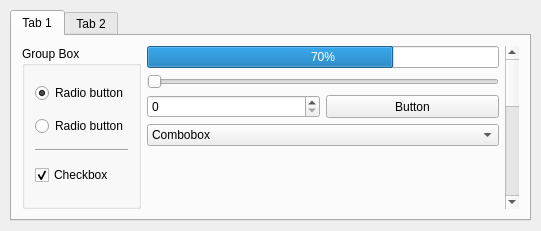
mgottschlag/kwin-tiling, file kcontrol/style/stylepreview.ui: the form before one commit.
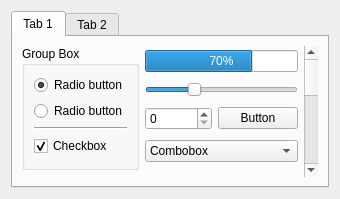
The form after the commit.

Commit message:
Fix sizing/spacing in style preview
The style preview did not accurately reflect the choosen style:
* spacing of radio/check box widgets could be wrong because of
  a missing spacer
* spin box and push button were forced to be equal size, even
  if with some styles they are not (e.g. Plastique)
* margins and spacings were not taken from the style, but hard
  coded into the preview

Patch:
```diff
--- a/kcontrol/style/stylepreview.ui
+++ b/kcontrol/style/stylepreview.ui
@@ -1,15 +1,7 @@
 <ui version="4.0" >
  <class>StylePreview</class>
- <widget class="QWidget" name="StylePreview" >
-  <property name="geometry" >
-   <rect>
-    <x>0</x>
-    <y>0</y>
-    <width>541</width>
-    <height>231</height>
-   </rect>
-  </property>
-  <layout class="QVBoxLayout" >
+ <widget class="QWidget" name="StylePreview">
+  <layout class="QVBoxLayout">
    <item>
     <widget class="QTabWidget" name="TabWidget2" >
      <property name="sizePolicy" >
@@ -29,14 +21,16 @@
        <item>
         <layout class="QHBoxLayout" >
          <item>
-          <widget class="QGroupBox" name="GroupBox1" >
-           <property name="title" >
+          <layout class="QVBoxLayout" name="verticalLayout">
+           <item>
+            <widget class="QGroupBox" name="GroupBox1">
+             <property name="title">
             <string>Group Box</string>
            </property>
-           <layout class="QVBoxLayout" >
+             <layout class="QVBoxLayout" name="_2">
             <item>
-             <widget class="QRadioButton" name="RadioButton1" >
-              <property name="text" >
+               <widget class="QRadioButton" name="RadioButton1">
+                <property name="text">
                <string>Radio button</string>
               </property>
               <property name="checked" >
@@ -45,15 +39,15 @@
              </widget>
             </item>
             <item>
-             <widget class="QRadioButton" name="RadioButton2" >
-              <property name="text" >
+               <widget class="QRadioButton" name="RadioButton2">
+                <property name="text">
                <string>Radio button</string>
               </property>
              </widget>
             </item>
             <item>
-             <widget class="Line" name="Line1" >
-              <property name="frameShape" >
+               <widget class="Line" name="Line1">
+                <property name="frameShape">
                <enum>QFrame::HLine</enum>
               </property>
               <property name="frameShadow" >
@@ -62,8 +56,8 @@
              </widget>
             </item>
             <item>
-             <widget class="QCheckBox" name="CheckBox1" >
-              <property name="text" >
+               <widget class="QCheckBox" name="CheckBox1">
+                <property name="text">
                <string>Checkbox</string>
               </property>
               <property name="checked" >
@@ -78,69 +72,45 @@
           </widget>
          </item>
          <item>
-          <layout class="QVBoxLayout" >
+            <spacer name="verticalSpacer">
+             <property name="orientation">
+              <enum>Qt::Vertical</enum>
+             </property>
+            </spacer>
+           </item>
+          </layout>
+         </item>
            <item>
-            <widget class="QProgressBar" name="ProgressBar1" >
-             <property name="value" >
+          <layout class="QVBoxLayout">
+           <item>
+            <widget class="QProgressBar" name="ProgressBar1">
+             <property name="value">
               <number>70</number>
              </property>
             </widget>
            </item>
            <item>
-            <widget class="QSlider" name="Slider1" >
-             <property name="orientation" >
+            <widget class="QSlider" name="Slider1">
+             <property name="value">
+              <number>30</number>
+             </property>
+             <property name="orientation">
               <enum>Qt::Horizontal</enum>
              </property>
             </widget>
            </item>
            <item>
-            <layout class="QHBoxLayout" >
+            <layout class="QHBoxLayout">
              <item>
-              <widget class="QSpinBox" name="SpinBox1" >
-               <property name="sizePolicy" >
-                <sizepolicy vsizetype="Fixed" hsizetype="MinimumExpanding" >
-                 <horstretch>1</horstretch>
-                 <verstretch>0</verstretch>
-                </sizepolicy>
-               </property>
-               <property name="minimumSize" >
-                <size>
-                 <width>0</width>
-                 <height>0</height>
-                </size>
-               </property>
-               <property name="maximumSize" >
-                <size>
-                 <width>200</width>
-                 <height>32767</height>
-                </size>
-               </property>
-               <property name="maximum" >
+              <widget class="QSpinBox" name="SpinBox1">
+               <property name="maximum">
                 <number>999999</number>
                </property>
               </widget>
              </item>
              <item>
-              <widget class="QPushButton" name="PushButton1" >
-               <property name="sizePolicy" >
-                <sizepolicy vsizetype="Fixed" hsizetype="MinimumExpanding" >
-                 <horstretch>1</horstretch>
-                 <verstretch>0</verstretch>
-                </sizepolicy>
-               </property>
-               <property name="minimumSize" >
-                <size>
-                 <width>0</width>
-                 <height>0</height>
-                </size>
-               </property>
-               <property name="maximumSize" >
-                <size>
-                 <width>200</width>
-                 <height>32767</height>
-                </size>
-               </property>
-               <property name="text" >
+              <widget class="QPushButton" name="PushButton1">
+               <property name="text">
                 <string>Button</string>
                </property>
               </widget>
@@ -148,7 +118,7 @@
             </layout>
            </item>
            <item>
-            <widget class="QComboBox" name="ComboBox1" >
+            <widget class="QComboBox" name="ComboBox1">
              <item>
               <property name="text" >
                <string>Combobox</string>
@@ -161,12 +131,6 @@
              <property name="orientation" >
               <enum>Qt::Vertical</enum>
              </property>
-             <property name="sizeHint" >
-              <size>
-               <width>20</width>
-               <height>21</height>
-              </size>
-             </property>
             </spacer>
            </item>
           </layout>
@@ -194,9 +158,6 @@
    </item>
   </layout>
  </widget>
- <layoutdefault spacing="6" margin="10" />
- <layoutfunction spacing="KDialog::spacingHint" margin="KDialog::marginHint" />
- <pixmapfunction>qPixmapFromMimeSource</pixmapfunction>
  <resources/>
  <connections/>
 </ui>
```
Left out of the diff: 41 changed lines with no effect on the pictures. Lines whose indentation alone changed are shown as unchanged.
